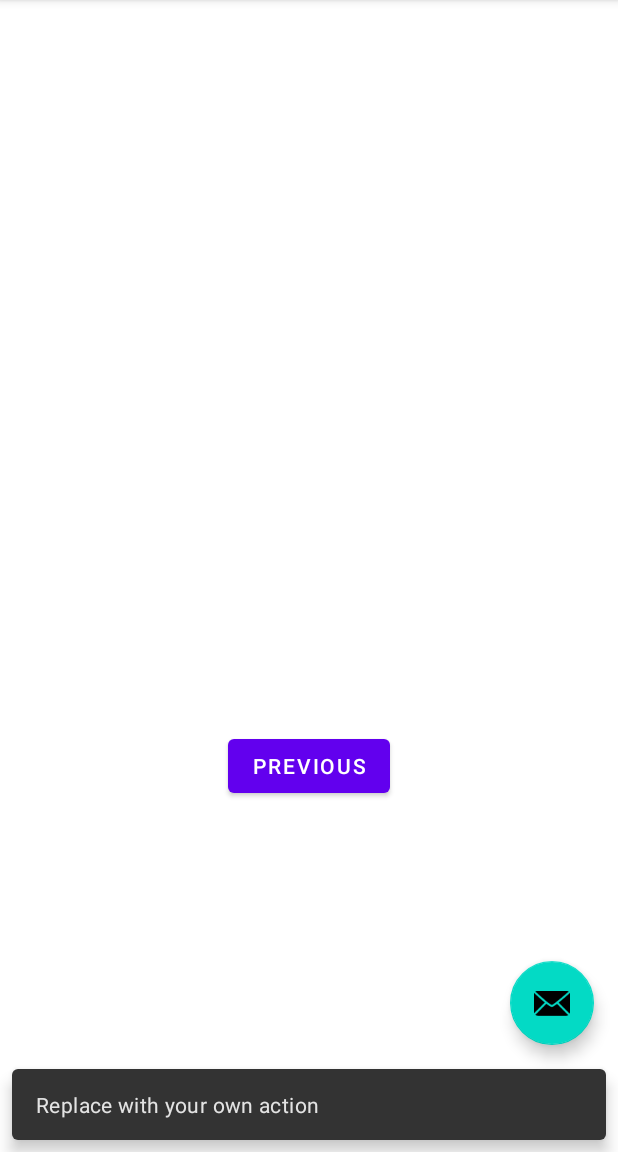
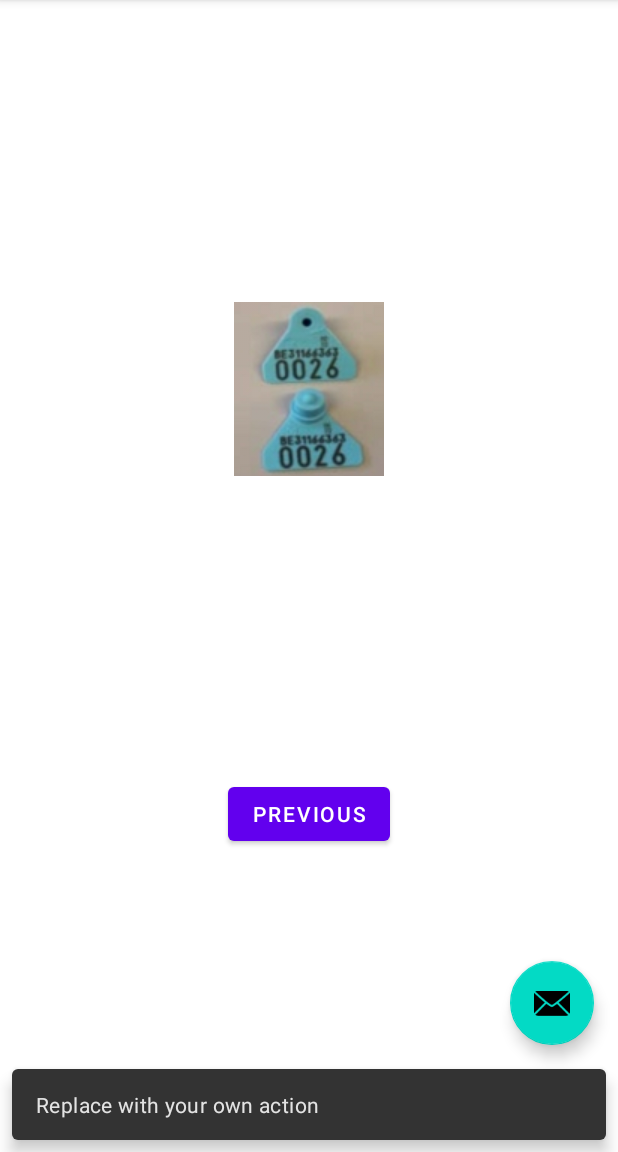
Before and after one commit to FrancoisGeremie/PTI_Minotaure, an Android app: the SecondFragment screen opened through its navigation route, after a tap on an icon or button, on a phone screen of 412 x 824 dp, the part 84-1236 px from its top. Run offline under Robolectric (Android 15) with nearby library versions, the phone set to English and light mode, and no system bars; libraries missing offline, so code that uses them is left out: com.google.mlkit.vision; 3 statements that could not run were skipped.

Commit message:
prédiction opérationnelles

```diff
--- a/app/src/main/AndroidManifest.xml
+++ b/app/src/main/AndroidManifest.xml
@@ -19,6 +19,7 @@
                 <category android:name="android.intent.category.LAUNCHER" />
             </intent-filter>
         </activity>
+
         <meta-data
             android:name="com.google.mlkit.vision.DEPENDENCIES"
             android:value="ocr" />
--- a/app/src/main/java/com/example/pti_minautore/SecondFragment.kt
+++ b/app/src/main/java/com/example/pti_minautore/SecondFragment.kt
@@ -1,12 +1,21 @@
 package com.example.pti_minautore
 
+import android.graphics.Bitmap
 import android.os.Bundle
-import androidx.fragment.app.Fragment
 import android.view.LayoutInflater
 import android.view.View
 import android.view.ViewGroup
 import android.widget.Button
+import android.widget.EditText
+import android.widget.ImageView
+import android.widget.TextView
+import androidx.core.graphics.drawable.toBitmap
+import androidx.fragment.app.Fragment
 import androidx.navigation.fragment.findNavController
+import com.google.mlkit.vision.common.InputImage
+import com.google.mlkit.vision.text.Text
+import com.google.mlkit.vision.text.TextRecognition
+
 
 /**
  * A simple [Fragment] subclass as the second destination in the navigation.
@@ -24,8 +33,62 @@ class SecondFragment : Fragment() {
     override fun onViewCreated(view: View, savedInstanceState: Bundle?) {
         super.onViewCreated(view, savedInstanceState)
 
+
+        val iv = view.findViewById<ImageView>(R.id.imageView2)
+
+        iv.visibility = View.VISIBLE
+
+
+        val bitmap: Bitmap = iv.drawable.toBitmap()
+
+        val image = InputImage.fromBitmap(bitmap, 0)
+
+        val recognizer = TextRecognition.getClient()
+
+        var list = mutableListOf<String>()
+        val result = recognizer.process(image)
+
+            .addOnSuccessListener { visionText ->
+                list.addAll(succes(visionText))
+                val et = view.findViewById<TextView>(R.id.textView)
+                var pred:String = ""
+                for (elem in list)
+                    pred = pred.plus(elem+"\n")
+
+                et.text = pred
+            }
+            .addOnFailureListener { e ->
+                // Task failed with an exception
+                // ...
+            }
+
+
+
         view.findViewById<Button>(R.id.button_second).setOnClickListener {
             findNavController().navigate(R.id.action_SecondFragment_to_FirstFragment)
         }
     }
+
+    fun succes (text : Text): MutableList<String> {
+        val list: MutableList<String> = mutableListOf()
+        val resultText = text.text
+        for (block in text.textBlocks) {
+            val blockText = block.text
+            val blockCornerPoints = block.cornerPoints
+            val blockFrame = block.boundingBox
+            for (line in block.lines) {
+                val lineText = line.text
+                val lineCornerPoints = line.cornerPoints
+                val lineFrame = line.boundingBox
+                for (element in line.elements) {
+                    val elementText = element.text
+                    val elementCornerPoints = element.cornerPoints
+                    val elementFrame = element.boundingBox
+                }
+            }
+        list.add(blockText)
+        }
+    return list
+    }
+
 }
--- a/app/src/main/res/layout/fragment_second.xml
+++ b/app/src/main/res/layout/fragment_second.xml
@@ -6,14 +6,17 @@
     android:layout_height="match_parent"
     tools:context=".SecondFragment">
 
-    <TextView
-        android:id="@+id/textview_second"
+
+    <ImageView
+        android:id="@+id/imageView2"
         android:layout_width="wrap_content"
         android:layout_height="wrap_content"
         app:layout_constraintBottom_toTopOf="@id/button_second"
         app:layout_constraintEnd_toEndOf="parent"
         app:layout_constraintStart_toStartOf="parent"
-        app:layout_constraintTop_toTopOf="parent" />
+        app:layout_constraintTop_toTopOf="parent"
+        android:visibility="invisible"
+        android:src="@drawable/boucle" />
 
     <Button
         android:id="@+id/button_second"
@@ -23,5 +26,18 @@
         app:layout_constraintBottom_toBottomOf="parent"
         app:layout_constraintEnd_toEndOf="parent"
         app:layout_constraintStart_toStartOf="parent"
-        app:layout_constraintTop_toBottomOf="@id/textview_second" />
+        app:layout_constraintTop_toBottomOf="@id/imageView2"
+         />
+
+    <TextView
+        android:id="@+id/textView"
+        android:layout_width="wrap_content"
+        android:layout_height="wrap_content"
+        android:text=""
+        app:layout_constraintBottom_toTopOf="@+id/button_second"
+        app:layout_constraintEnd_toEndOf="parent"
+        app:layout_constraintStart_toStartOf="parent"
+        app:layout_constraintTop_toBottomOf="@+id/imageView2" />
+
+
 </androidx.constraintlayout.widget.ConstraintLayout>
```
Also changed, not shown: app/src/main/res/drawable/boucle.jpg (added).
